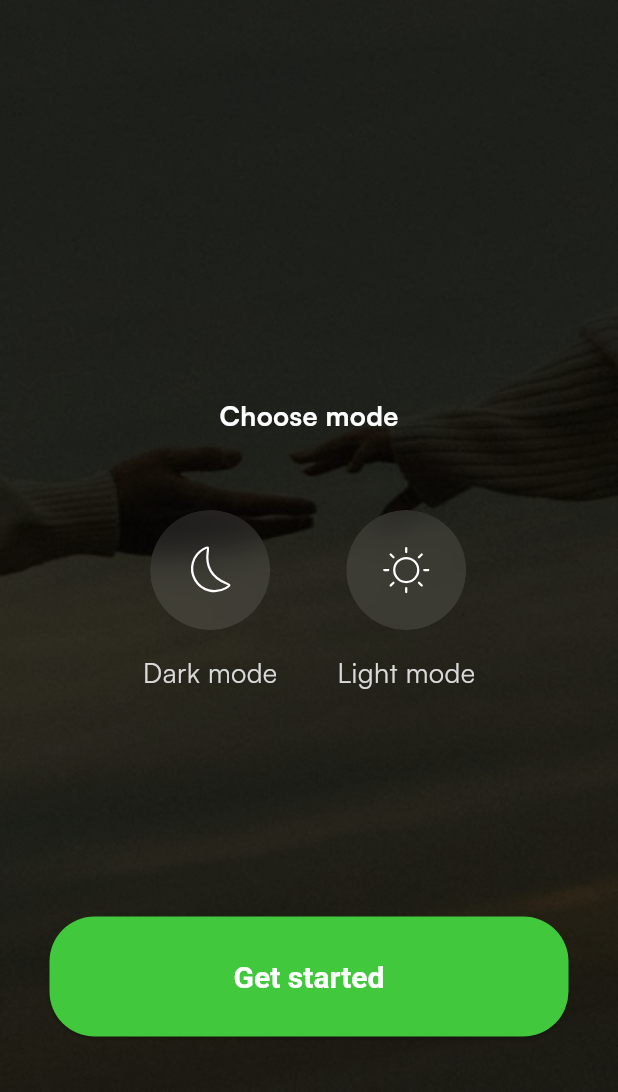
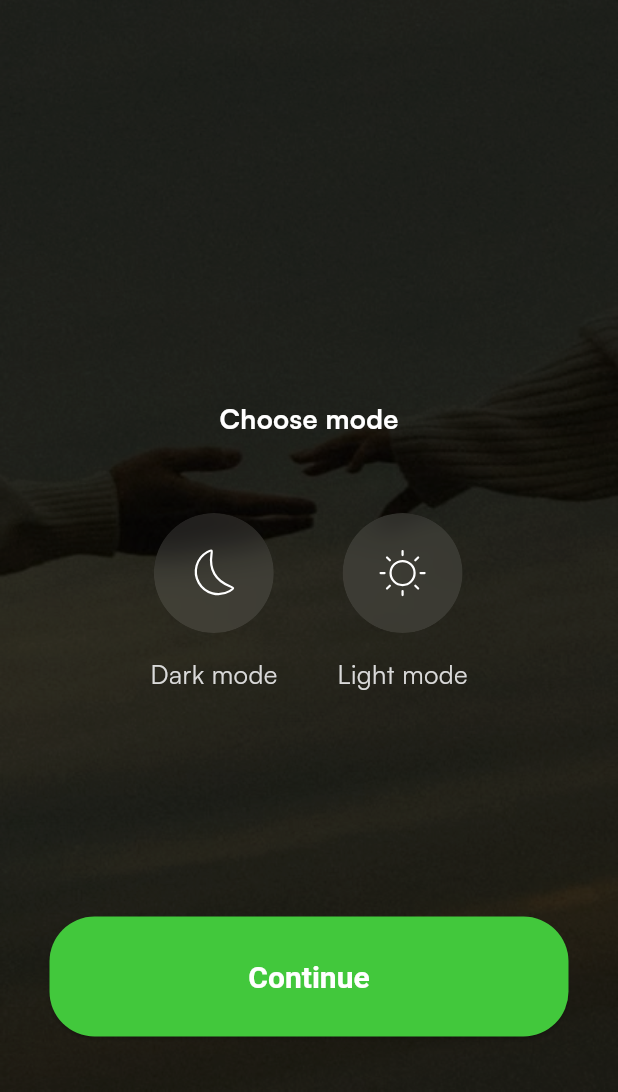
Before and after one commit to AhmedYasserTaha/Spotfiy, a Flutter app: the ChooseModePage screen opened directly, on a phone screen of 412 x 824 dp, the part 144-1236 px from its top. Run offline on Flutter 3.47's test engine with Material 3 defaults, Android fonts, the phone set to English and light mode, and no system bars; our stand-ins replace firebase_core, flutter_svg, gap; accounts and stored records are empty.

Commit message:
create choose mode widget

```diff
--- a/lib/presentation/choose_mode/pages/choose_mode_page.dart
+++ b/lib/presentation/choose_mode/pages/choose_mode_page.dart
@@ -2,6 +2,7 @@ import 'package:flutter/material.dart';
 import 'package:flutter_svg/svg.dart';
 import 'package:gap/gap.dart';
 import 'package:shopy_app/common/widgets/button/app_button.dart';
+import 'package:shopy_app/presentation/choose_mode/widget/choode_mode_widget.dart';
 import 'package:shopy_app/presentation/choose_mode/widget/custom_choode_widget.dart';
 
 class ChooseModePage extends StatelessWidget {
@@ -40,49 +41,7 @@ class ChooseModePage extends StatelessWidget {
                   ),
                 ),
                 const Gap(50),
-                Row(
-                  mainAxisAlignment: MainAxisAlignment.center,
-                  children: [
-                    Column(
-                      children: [
-                        CustomModeWidget(
-                          child: SvgPicture.asset(
-                            'assets/vectors/moon.svg',
-                            fit: BoxFit.none,
-                          ),
-                        ),
-                        const Gap(15),
-                        const Text(
-                          "Dark mode",
-                          style: TextStyle(
-                            color: Color(0xffDADADA),
-                            fontSize: 18,
-                          ),
-                        ),
-                      ],
-                    ),
-
-                    const Gap(40),
-                    Column(
-                      children: [
-                        CustomModeWidget(
-                          child: SvgPicture.asset(
-                            "assets/vectors/sun.svg",
-                            fit: BoxFit.none,
-                          ),
-                        ),
-                        const Gap(15),
-                        const Text(
-                          "Light mode",
-                          style: TextStyle(
-                            color: Color(0xffDADADA),
-                            fontSize: 18,
-                          ),
-                        ),
-                      ],
-                    ),
-                  ],
-                ),
+                ChooseModeWidget(),
                 const Gap(150),
                 AppButton(
                   onPressed: () {
@@ -92,7 +51,7 @@ class ChooseModePage extends StatelessWidget {
                     //   ),
                     // );
                   },
-                  title: "Get started",
+                  title: "Continue",
                   style: const TextStyle(color: Colors.white),
                 ),
               ],
--- /dev/null
+++ b/lib/presentation/choose_mode/widget/choode_mode_widget.dart
@@ -0,0 +1,57 @@
+import 'package:flutter/material.dart';
+import 'package:flutter_svg/svg.dart';
+import 'package:gap/gap.dart';
+import 'package:shopy_app/presentation/choose_mode/widget/custom_choode_widget.dart';
+
+class ChooseModeWidget extends StatelessWidget {
+  const ChooseModeWidget({super.key});
+
+  @override
+  Widget build(BuildContext context) {
+    return Row(
+      mainAxisAlignment: MainAxisAlignment.center,
+      children: [
+        Column(
+          children: [
+            CustomModeWidget(
+              child: SvgPicture.asset(
+                'assets/vectors/moon.svg',
+                fit: BoxFit.none,
+              ),
+            ),
+            const Gap(15),
+            const Text(
+              "Dark mode",
+              style: TextStyle(
+                color: Color(0xffDADADA),
+                fontSize: 17,
+                fontWeight: FontWeight.w400,
+              ),
+            ),
+          ],
+        ),
+
+        const Gap(40),
+        Column(
+          children: [
+            CustomModeWidget(
+              child: SvgPicture.asset(
+                "assets/vectors/sun.svg",
+                fit: BoxFit.none,
+              ),
+            ),
+            const Gap(15),
+            const Text(
+              "Light mode",
+              style: TextStyle(
+                color: Color(0xffDADADA),
+                fontSize: 17,
+                fontWeight: FontWeight.w400,
+              ),
+            ),
+          ],
+        ),
+      ],
+    );
+  }
+}
```
Also changed, not shown: 1 other file.
